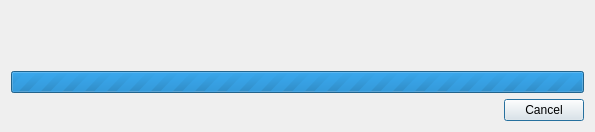
horsicq/StaticScan, file dialogstaticscanprocess.ui: the form before one commit.
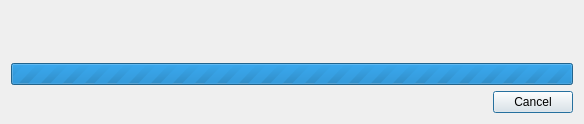
The form after the commit.

The edit to the form file:
```diff
--- a/dialogstaticscanprocess.ui
+++ b/dialogstaticscanprocess.ui
@@ -9,8 +9,8 @@
    <rect>
     <x>0</x>
     <y>0</y>
-    <width>595</width>
-    <height>132</height>
+    <width>584</width>
+    <height>124</height>
    </rect>
   </property>
   <property name="windowTitle">
```
